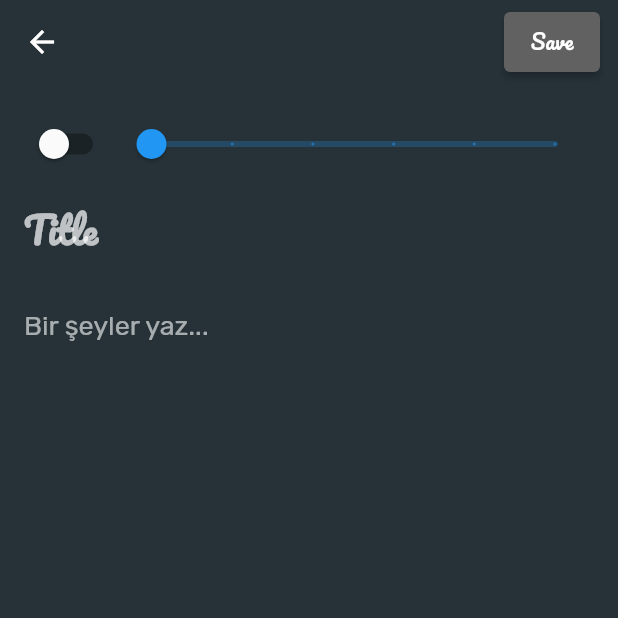
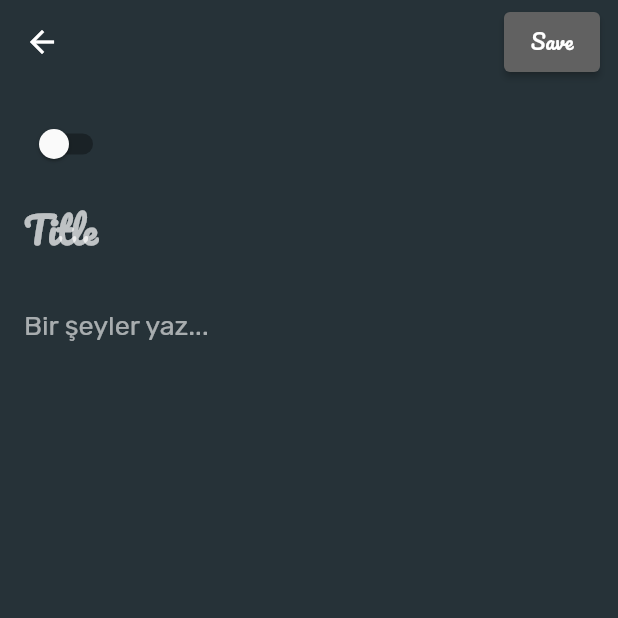
Before and after one commit to Nikola318/note_app, a Flutter app: the AddEditNotePage screen opened directly, on a phone screen of 412 x 824 dp, the top half of it. Run offline on Flutter 3.47's test engine with Material 2 defaults, Android fonts, the phone set to English and light mode, and no system bars; our stand-ins replace google_fonts, sqflite; accounts and stored records are empty.

Commit message:
önem derecesi yıldızla gösterildi

```diff
--- a/lib/page/notes_page.dart
+++ b/lib/page/notes_page.dart
@@ -17,6 +17,7 @@ class NotesPage extends StatefulWidget {
 class _NotesPageState extends State<NotesPage> {
   late List<Note> notes;
   bool isLoading = false;
+  int number=0;
 
   @override
   void initState() {
@@ -61,9 +62,10 @@ class _NotesPageState extends State<NotesPage> {
           backgroundColor: Colors.black,
           child: const Icon(Icons.add),
           onPressed: () async {
-            await Navigator.of(context).push(
+         await Navigator.of(context).push(
               MaterialPageRoute(builder: (context) => const AddEditNotePage()),
             );
+
 
             refreshNotes();
           },
--- a/lib/widget/note_form_widget.dart
+++ b/lib/widget/note_form_widget.dart
@@ -29,6 +29,7 @@ class NoteFormWidget extends StatelessWidget {
           padding: const EdgeInsets.all(16),
           child: Column(
             mainAxisSize: MainAxisSize.min,
+            crossAxisAlignment: CrossAxisAlignment.start,
             children: [
               Row(
                 children: [
@@ -40,6 +41,7 @@ class NoteFormWidget extends StatelessWidget {
                   Switch(
                       value: isImportant ?? false,
                       onChanged: onChangedImportant),
+                  if (isImportant ?? false)
                     Expanded(
                         child: Slider(
                       value: (number ?? 0).toDouble(),
@@ -54,6 +56,7 @@ class NoteFormWidget extends StatelessWidget {
               const SizedBox(
                 height: 8,
               ),
+              if ((number ?? 0) > 0) Text('⭐' * number!),
               buildDescription(),
               const SizedBox(
                 height: 16,
```
Lines whose indentation alone changed are shown as unchanged.
